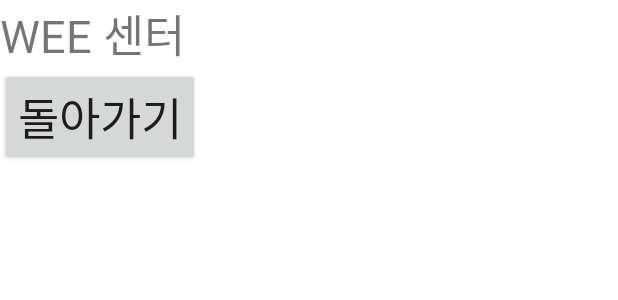
After one commit to harry123492/Counselor, an Android app: the layout wee.xml on its own in the app's theme, with its tools: preview values and no code run, on a phone screen of 412 x 824 dp. The commit adds this screen. Shown: the top 300 px of the screen. Run offline under Robolectric (Android 15) with nearby library versions, the phone set to English and light mode, and no system bars.

Commit message:
청소년탭까지 했슴당 화이팅합시다!!

```diff
--- /dev/null
+++ b/app/src/main/res/layout/wee.xml
@@ -0,0 +1,22 @@
+<?xml version="1.0" encoding="utf-8"?>
+<LinearLayout xmlns:android="http://schemas.android.com/apk/res/android"
+    android:layout_width="match_parent"
+    android:layout_height="match_parent"
+    xmlns:tools="http://schemas.android.com/tools"
+    android:orientation="vertical"
+    android:background="#ffffff">
+
+
+    <TextView
+        android:layout_width="wrap_content"
+        android:layout_height="wrap_content"
+        android:text="WEE 센터"
+        android:textSize="30sp"/>
+
+        <Button
+            android:id="@+id/menu_return"
+            android:layout_width="wrap_content"
+            android:layout_height="wrap_content"
+            android:text="돌아가기"
+            android:textSize="30sp"/>
+</LinearLayout>
```
Also changed, not shown: app/src/main/java/com/example/counselor/Wee.java (added, +52 -0 lines), app/src/main/java/com/example/counselor/Youth.java (+158 -0 lines), app/src/main/res/layout/youth.xml (+17 -29 lines).
